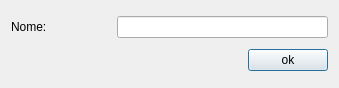
The window that uis/addStyleGroupForm.ui (dsgoficial/SAP_Gerente) describes before a commit, drawn with Qt 5.
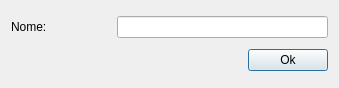
The same window after the commit.

```diff
--- a/uis/addStyleGroupForm.ui
+++ b/uis/addStyleGroupForm.ui
@@ -32,7 +32,7 @@
      <item>
       <widget class="QPushButton" name="okBtn">
        <property name="text">
-        <string>ok</string>
+        <string>Ok</string>
        </property>
       </widget>
      </item>
```
